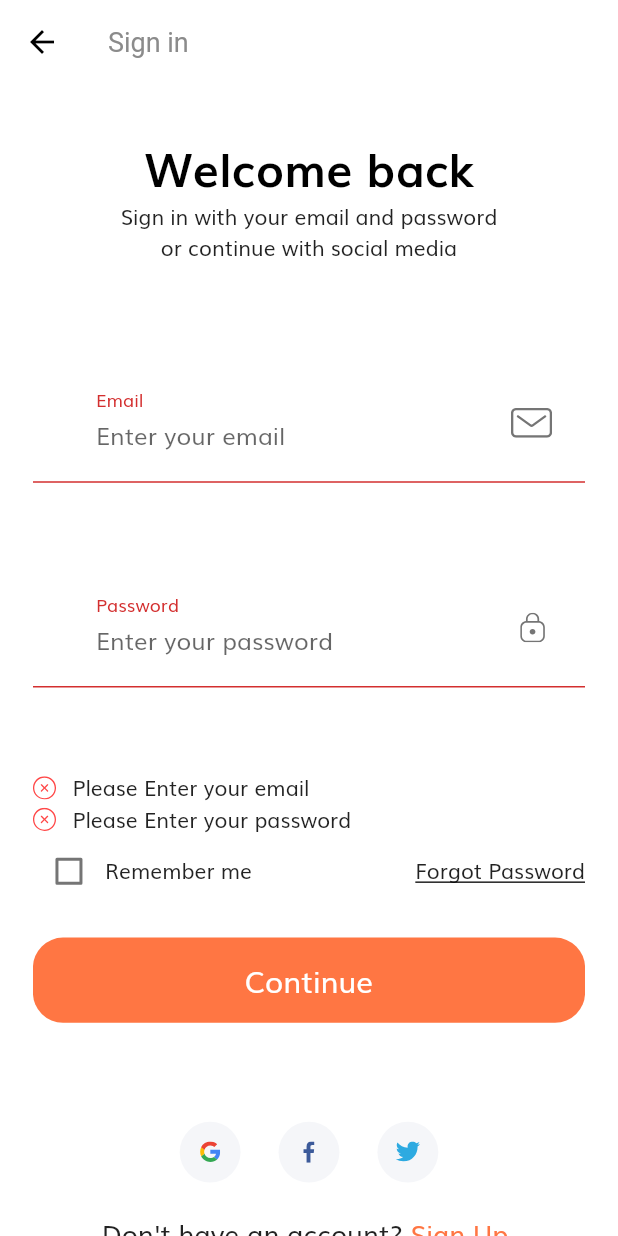
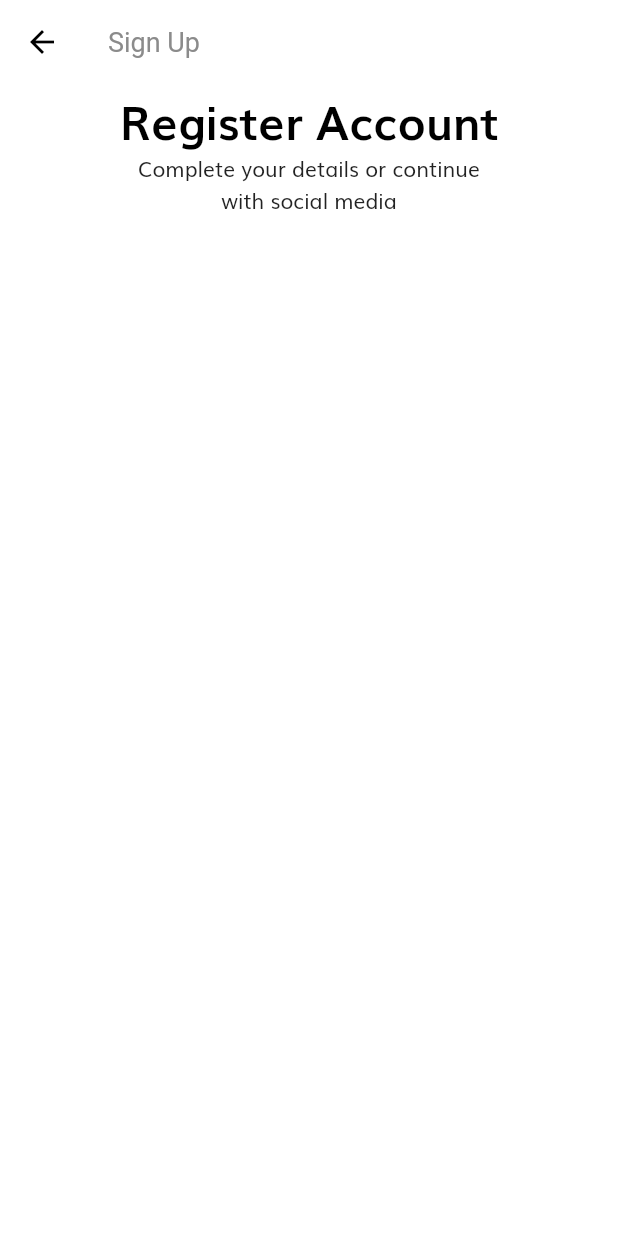
Before and after one commit to MorgueMorg/Tokoto-Flutter-E-Commerce, a Flutter app: the SignInScreen screen opened by its route, after a tap on "Continue", after a tap on "Sign Up", on a phone screen of 412 x 824 dp. Run offline on Flutter 3.47's test engine with Material 2 defaults, Android fonts, the phone set to English and light mode, and no system bars; our stand-ins replace flutter_svg.

Commit message:
Fixed sign_in screen :snowman:

```diff
--- a/lib/components/form_error.dart
+++ b/lib/components/form_error.dart
@@ -9,14 +9,14 @@ class FormError extends StatelessWidget {
     required this.errors,
   });
 
-  final List<String> errors;
+  final List<String?> errors;
 
   @override
   Widget build(BuildContext context) {
     return Column(
       children: List.generate(
         errors.length,
-        (index) => formErrorText(error: errors[index]),
+        (index) => formErrorText(error: errors[index]!),
       ),
     );
   }
--- a/lib/components/no_account_text.dart
+++ b/lib/components/no_account_text.dart
@@ -1,5 +1,4 @@
 import 'package:e_commerce/constants.dart';
-import 'package:e_commerce/screens/forgot_password/forgot_password_screen.dart';
 import 'package:e_commerce/size_config.dart';
 import 'package:flutter/material.dart';
 
@@ -20,7 +19,7 @@ class NoAccountText extends StatelessWidget {
           ),
         ),
         GestureDetector(
-          onTap: () {},
+          onTap: () => Navigator.pushNamed(context, "/sign_up"),
           child: Text(
             "Sign Up ",
             style: TextStyle(
--- a/lib/constants.dart
+++ b/lib/constants.dart
@@ -1,3 +1,4 @@
+import 'package:e_commerce/size_config.dart';
 import 'package:flutter/material.dart';
 
 const kPrimaryColor = Color(0xFFFF7643);
@@ -12,6 +13,13 @@ const kTextColor = Color(0xFF757575);
 
 const kAnimationDuration = Duration(milliseconds: 200);
 
+final headingStyle = TextStyle(
+  fontSize: getProportionateScreenWidth(28),
+  fontWeight: FontWeight.bold,
+  color: Colors.black,
+  height: 1.5,
+);
+
 // Form Errors
 final RegExp emailValidatorRegExp =
     RegExp(r"^[a-zA-Z0-9.]+@[a-zA-Z0-9]+\.[a-zA-Z]+");
--- a/lib/routes.dart
+++ b/lib/routes.dart
@@ -1,6 +1,7 @@
 import 'package:e_commerce/screens/forgot_password/forgot_password_screen.dart';
 import 'package:e_commerce/screens/login_success/login_success_screen.dart';
 import 'package:e_commerce/screens/sign_in/sign_in_screen.dart';
+import 'package:e_commerce/screens/sign_up/sign_up_screen.dart';
 import 'package:e_commerce/screens/splash/splash_screen.dart';
 import 'package:flutter/widgets.dart';
 
@@ -9,4 +10,5 @@ final Map<String, WidgetBuilder> routes = {
   SignInScreen.routeName: (context) => SignInScreen(),
   ForgotPasswordScreen.routeName: (context) => ForgotPasswordScreen(),
   LoginSuccessScreen.routeName: (context) => LoginSuccessScreen(),
+  SignUpScreen.routeName: (context) => SignUpScreen(),
 };
--- a/lib/screens/sign_in/components/body.dart
+++ b/lib/screens/sign_in/components/body.dart
@@ -39,7 +39,7 @@ class Body extends StatelessWidget {
                 SizedBox(
                   height: SizeConfig.screenHeight * 0.08,
                 ),
-                const SignForm(),
+                SignForm(),
                 SizedBox(
                   height: SizeConfig.screenHeight * 0.08,
                 ),
--- a/lib/screens/sign_in/components/sign_form.dart
+++ b/lib/screens/sign_in/components/sign_form.dart
@@ -9,10 +9,8 @@ import 'package:flutter/material.dart';
 import '../../../constants.dart';
 
 class SignForm extends StatefulWidget {
-  const SignForm({super.key});
-
   @override
-  State<SignForm> createState() => _SignFormState();
+  _SignFormState createState() => _SignFormState();
 }
 
 class _SignFormState extends State<SignForm> {
@@ -20,7 +18,22 @@ class _SignFormState extends State<SignForm> {
   String? email;
   String? password;
   bool? remember = false;
-  final List<String> errors = [];
+  final List<String?> errors = [];
+
+  void addError({String? error}) {
+    if (!errors.contains(error))
+      setState(() {
+        errors.add(error);
+      });
+  }
+
+  void removeError({String? error}) {
+    if (errors.contains(error))
+      setState(() {
+        errors.remove(error);
+      });
+  }
+
   @override
   Widget build(BuildContext context) {
     return Form(
@@ -31,7 +44,6 @@ class _SignFormState extends State<SignForm> {
           SizedBox(height: getProportionateScreenHeight(30)),
           buildPasswordFormField(),
           SizedBox(height: getProportionateScreenHeight(30)),
-          FormError(errors: errors),
           Row(
             children: [
               Checkbox(
@@ -52,8 +64,11 @@ class _SignFormState extends State<SignForm> {
                   "Forgot Password",
                   style: TextStyle(decoration: TextDecoration.underline),
                 ),
-              ),
+              )
             ],
+          ),
+          FormError(
+            errors: errors,
           ),
           SizedBox(height: getProportionateScreenHeight(20)),
           DefaultButton(
@@ -76,38 +91,30 @@ class _SignFormState extends State<SignForm> {
       obscureText: true,
       onSaved: (newValue) => password = newValue,
       onChanged: (value) {
-        if (value.isNotEmpty && errors.contains(kPassNullError)) {
-          setState(() {
-            errors.remove(kPassNullError);
-          });
-        } else if (value.length >= 8 && errors.contains(kShortPassError)) {
-          setState(() {
-            errors.remove(kShortPassError);
-          });
+        if (value.isNotEmpty) {
+          removeError(error: kPassNullError);
+        } else if (value.length >= 8) {
+          removeError(error: kShortPassError);
         }
         return null;
       },
       validator: (value) {
-        if (value!.isEmpty && !errors.contains(kPassNullError)) {
-          setState(() {
-            errors.add(kPassNullError);
-          });
+        if (value!.isEmpty) {
+          addError(error: kPassNullError);
           return "";
-        } else if (value.length < 8 && !errors.contains(kShortPassError)) {
-          setState(() {
-            errors.add(kShortPassError);
-          });
+        } else if (value.length < 8) {
+          addError(error: kShortPassError);
           return "";
         }
         return null;
       },
-      decoration: const InputDecoration(
+      decoration: InputDecoration(
         labelText: "Password",
         hintText: "Enter your password",
+        // If  you are using latest version of flutter then lable text and hint text shown like this
+        // if you r using flutter less then 1.20.* then maybe this is not working properly
         floatingLabelBehavior: FloatingLabelBehavior.always,
-        suffixIcon: CustomSuffixIcon(
-          svgIcon: "assets/icons/Lock.svg",
-        ),
+        suffixIcon: CustomSuffixIcon(svgIcon: "assets/icons/Lock.svg"),
       ),
     );
   }
@@ -117,39 +124,30 @@ class _SignFormState extends State<SignForm> {
       keyboardType: TextInputType.emailAddress,
       onSaved: (newValue) => email = newValue,
       onChanged: (value) {
-        if (value.isNotEmpty && errors.contains(kEmailNullError)) {
-          setState(() {
-            errors.remove(kEmailNullError);
-          });
-        } else if (emailValidatorRegExp.hasMatch(value) &&
-            errors.contains(kInvalidEmailError)) {
-          setState(() {
-            errors.remove(kInvalidEmailError);
-          });
+        if (value.isNotEmpty) {
+          removeError(error: kEmailNullError);
+        } else if (emailValidatorRegExp.hasMatch(value)) {
+          removeError(error: kInvalidEmailError);
         }
+        return null;
       },
       validator: (value) {
-        if (value!.isEmpty && !errors.contains(kEmailNullError)) {
-          setState(() {
-            errors.add(kEmailNullError);
-          });
+        if (value!.isEmpty) {
+          addError(error: kEmailNullError);
           return "";
-        } else if (!emailValidatorRegExp.hasMatch(value) &&
-            !errors.contains(kInvalidEmailError)) {
-          setState(() {
-            errors.add(kInvalidEmailError);
-          });
+        } else if (!emailValidatorRegExp.hasMatch(value)) {
+          addError(error: kInvalidEmailError);
           return "";
         }
         return null;
       },
-      decoration: const InputDecoration(
+      decoration: InputDecoration(
         labelText: "Email",
         hintText: "Enter your email",
+        // If  you are using latest version of flutter then lable text and hint text shown like this
+        // if you r using flutter less then 1.20.* then maybe this is not working properly
         floatingLabelBehavior: FloatingLabelBehavior.always,
-        suffixIcon: CustomSuffixIcon(
-          svgIcon: "assets/icons/Mail.svg",
-        ),
+        suffixIcon: CustomSuffixIcon(svgIcon: "assets/icons/Mail.svg"),
       ),
     );
   }
--- /dev/null
+++ b/lib/screens/sign_up/components/body.dart
@@ -0,0 +1,47 @@
+import 'package:e_commerce/constants.dart';
+import 'package:e_commerce/size_config.dart';
+import 'package:flutter/material.dart';
+
+class Body extends StatelessWidget {
+  const Body({super.key});
+
+  @override
+  Widget build(BuildContext context) {
+    return SizedBox(
+      width: double.infinity,
+      child: Column(
+        children: [
+          Text("Register Account", style: headingStyle),
+          Text(
+            "Complete your details or continue \nwith social media",
+            textAlign: TextAlign.center,
+          ),
+          SignUpForm(),
+        ],
+      ),
+    );
+  }
+}
+
+class SignUpForm extends StatefulWidget {
+  final _formKey = GlobalKey<FormState>();
+  String? email;
+  String? password;
+  String? conform_password;
+
+  @override
+  State<SignUpForm> createState() => _SignUpFormState();
+}
+
+class _SignUpFormState extends State<SignUpForm> {
+  @override
+  Widget build(BuildContext context) {
+    return Form(
+      child: Column(
+        children: [
+
+        ],
+      ),
+    );
+  }
+}
--- /dev/null
+++ b/lib/screens/sign_up/sign_up_screen.dart
@@ -0,0 +1,15 @@
+import 'package:e_commerce/screens/sign_up/components/body.dart';
+import 'package:flutter/material.dart';
+
+class SignUpScreen extends StatelessWidget {
+  static String routeName = "/sign_up";
+  @override
+  Widget build(BuildContext context) {
+    return Scaffold(
+      appBar: AppBar(
+        title: Text("Sign Up"),
+      ),
+      body: Body(),
+    );
+  }
+}
```
